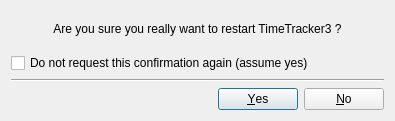
Before: the Qt Designer form Srt.QT/tt3-gui/ConfirmRestartDialog.ui in akapustiatyahoocouk/TimeTracker3, drawn with Qt 5.
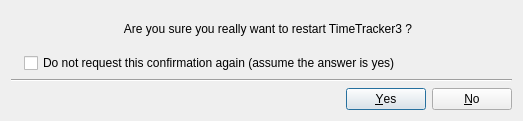
After: the same form once the commit is applied. Icons and pictures are not drawn.

```diff
--- a/Srt.QT/tt3-gui/ConfirmRestartDialog.ui
+++ b/Srt.QT/tt3-gui/ConfirmRestartDialog.ui
@@ -6,7 +6,7 @@
    <rect>
     <x>0</x>
     <y>0</y>
-    <width>395</width>
+    <width>523</width>
     <height>121</height>
    </rect>
   </property>
@@ -18,7 +18,14 @@
     <normaloff>:/tt3-gui/Resources/Images/Actions/RestartLarge.png</normaloff>:/tt3-gui/Resources/Images/Actions/RestartLarge.png</iconset>
   </property>
   <layout class="QGridLayout" name="gridLayout">
-   <item row="0" column="0">
+   <item row="1" column="1">
+    <widget class="QCheckBox" name="assumeYesCheckBox">
+     <property name="text">
+      <string>Do not request this confirmation again (assume the answer is yes)</string>
+     </property>
+    </widget>
+   </item>
+   <item row="0" column="1">
     <widget class="QLabel" name="promptLabel">
      <property name="text">
       <string>Are you sure you really want to restart TimeTracker3 ?</string>
@@ -28,21 +35,7 @@
      </property>
     </widget>
    </item>
-   <item row="1" column="0">
-    <widget class="QCheckBox" name="assumeYesCheckBox">
-     <property name="text">
-      <string>Do not request this confirmation again (assume yes)</string>
-     </property>
-    </widget>
-   </item>
-   <item row="2" column="0">
-    <widget class="Line" name="line">
-     <property name="orientation">
-      <enum>Qt::Orientation::Horizontal</enum>
-     </property>
-    </widget>
-   </item>
-   <item row="3" column="0">
+   <item row="3" column="1">
     <widget class="QDialogButtonBox" name="buttonBox">
      <property name="orientation">
       <enum>Qt::Orientation::Horizontal</enum>
@@ -52,6 +45,23 @@
      </property>
     </widget>
    </item>
+   <item row="0" column="0" rowspan="2">
+    <widget class="QLabel" name="imageLabel">
+     <property name="text">
+      <string/>
+     </property>
+     <property name="pixmap">
+      <pixmap resource="tt3-gui.qrc">:/tt3-gui/Resources/Images/Actions/RestartLarge.png</pixmap>
+     </property>
+    </widget>
+   </item>
+   <item row="2" column="0" colspan="2">
+    <widget class="Line" name="line">
+     <property name="orientation">
+      <enum>Qt::Orientation::Horizontal</enum>
+     </property>
+    </widget>
+   </item>
   </layout>
  </widget>
  <resources>
```
